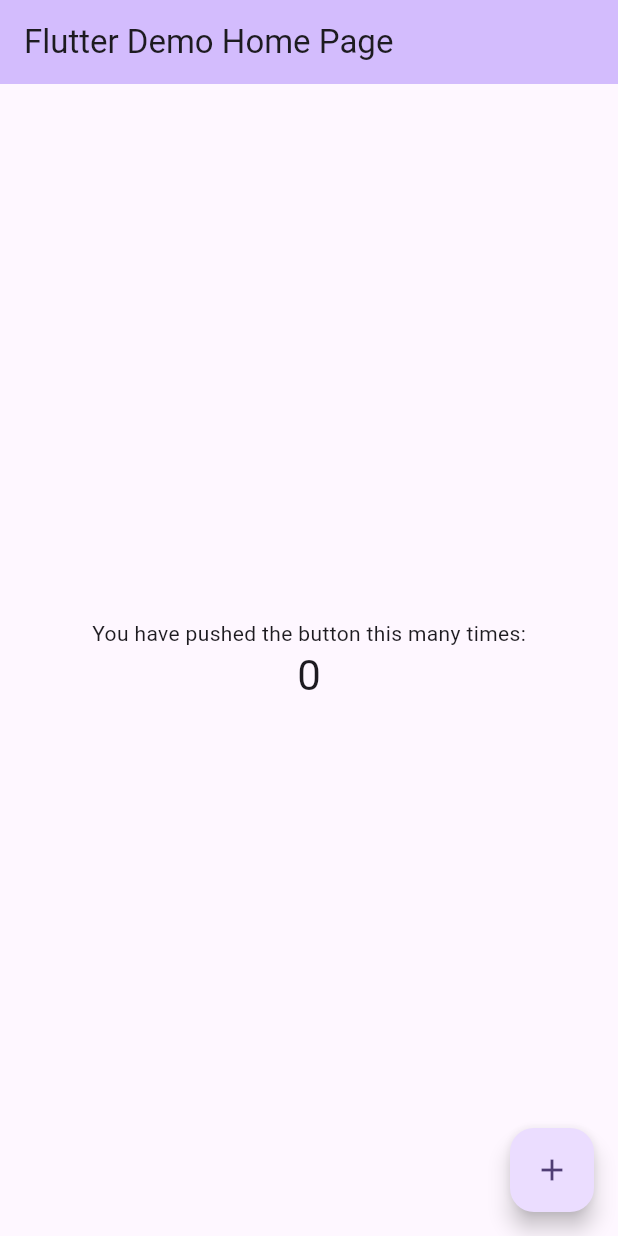
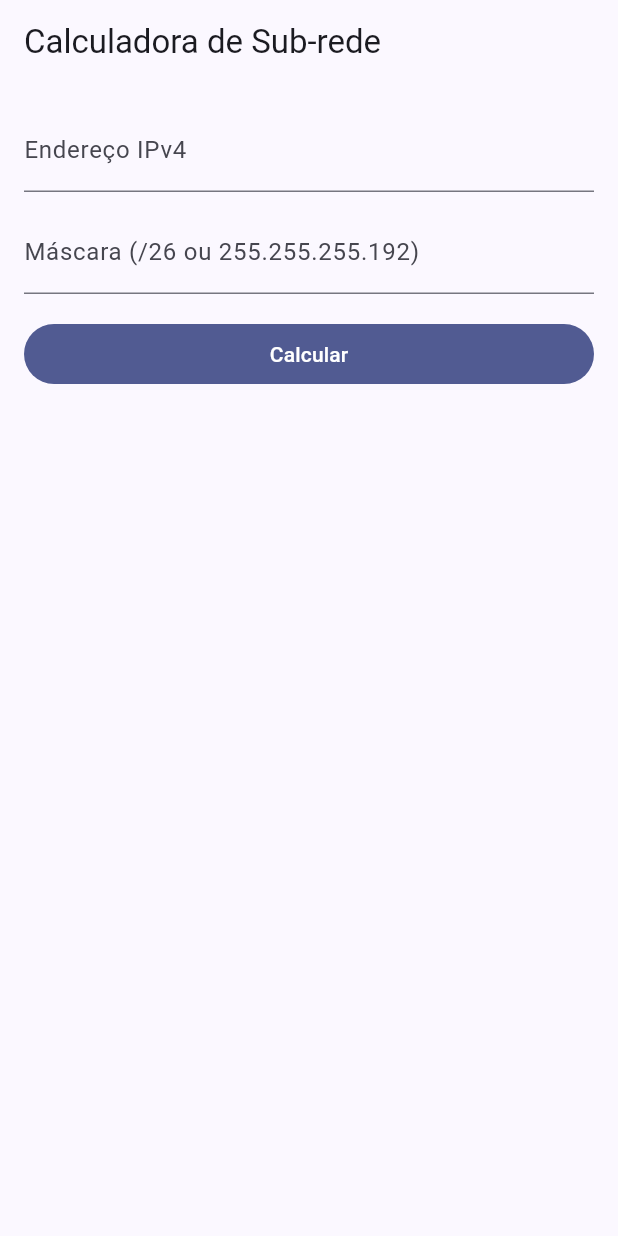
Before and after one commit to gu1lhermeromao/univali-hands_on_work_viii, a Flutter app: the screen it shows after launch, on a phone screen of 412 x 824 dp. Run offline on Flutter 3.47's test engine with Material 3 defaults, Android fonts, the phone set to English and light mode, and no system bars.

Commit message:
feat: RF05 - tela minima da calculadora
Co-Authored-By: Claude Sonnet 5.5 <noreply@anthropic.com>
Claude-Session: https://claude.ai/code/session_01CtgBjbjr3MGmbWUL6gCEAT

```diff
--- a/lib/main.dart
+++ b/lib/main.dart
@@ -1,121 +1,101 @@
 import 'package:flutter/material.dart';
 
-void main() {
-  runApp(const MyApp());
-}
+import 'subnet_calculator.dart';
 
-class MyApp extends StatelessWidget {
-  const MyApp({super.key});
+void main() => runApp(const CalculadoraApp());
 
-  // This widget is the root of your application.
+class CalculadoraApp extends StatelessWidget {
+  const CalculadoraApp({super.key});
+
   @override
   Widget build(BuildContext context) {
     return MaterialApp(
-      title: 'Flutter Demo',
-      theme: ThemeData(
-        // This is the theme of your application.
-        //
-        // TRY THIS: Try running your application with "flutter run". You'll see
-        // the application has a purple toolbar. Then, without quitting the app,
-        // try changing the seedColor in the colorScheme below to Colors.green
-        // and then invoke "hot reload" (save your changes or press the "hot
-        // reload" button in a Flutter-supported IDE, or press "r" if you used
-        // the command line to start the app).
-        //
-        // Notice that the counter didn't reset back to zero; the application
-        // state is not lost during the reload. To reset the state, use hot
-        // restart instead.
-        //
-        // This works for code too, not just values: Most code changes can be
-        // tested with just a hot reload.
-        colorScheme: .fromSeed(seedColor: Colors.deepPurple),
-      ),
-      home: const MyHomePage(title: 'Flutter Demo Home Page'),
+      title: 'Calculadora de Sub-rede',
+      theme: ThemeData(colorSchemeSeed: Colors.indigo, useMaterial3: true),
+      home: const CalculadoraPage(),
     );
   }
 }
 
-class MyHomePage extends StatefulWidget {
-  const MyHomePage({super.key, required this.title});
-
-  // This widget is the home page of your application. It is stateful, meaning
-  // that it has a State object (defined below) that contains fields that affect
-  // how it looks.
-
-  // This class is the configuration for the state. It holds the values (in this
-  // case the title) provided by the parent (in this case the App widget) and
-  // used by the build method of the State. Fields in a Widget subclass are
-  // always marked "final".
-
-  final String title;
+class CalculadoraPage extends StatefulWidget {
+  const CalculadoraPage({super.key});
 
   @override
-  State<MyHomePage> createState() => _MyHomePageState();
+  State<CalculadoraPage> createState() => _CalculadoraPageState();
 }
 
-class _MyHomePageState extends State<MyHomePage> {
-  int _counter = 0;
+class _CalculadoraPageState extends State<CalculadoraPage> {
+  final _ip = TextEditingController();
+  final _mask = TextEditingController();
+  SubnetResult? _result;
+  String? _error;
 
-  void _incrementCounter() {
-    setState(() {
-      // This call to setState tells the Flutter framework that something has
-      // changed in this State, which causes it to rerun the build method below
-      // so that the display can reflect the updated values. If we changed
-      // _counter without calling setState(), then the build method would not be
-      // called again, and so nothing would appear to happen.
-      _counter++;
-    });
+  void _calcular() {
+    try {
+      final r = calculateSubnet(_ip.text, _mask.text);
+      setState(() {
+        _result = r;
+        _error = null;
+      });
+    } on FormatException catch (e) {
+      setState(() {
+        _result = null;
+        _error = e.message;
+      });
+    }
+  }
+
+  @override
+  void dispose() {
+    _ip.dispose();
+    _mask.dispose();
+    super.dispose();
   }
 
   @override
   Widget build(BuildContext context) {
-    // This method is rerun every time setState is called, for instance as done
-    // by the _incrementCounter method above.
-    //
-    // The Flutter framework has been optimized to make rerunning build methods
-    // fast, so that you can just rebuild anything that needs updating rather
-    // than having to individually change instances of widgets.
+    final r = _result;
     return Scaffold(
-      appBar: AppBar(
-        // TRY THIS: Try changing the color here to a specific color (to
-        // Colors.amber, perhaps?) and trigger a hot reload to see the AppBar
-        // change color while the other colors stay the same.
-        backgroundColor: Theme.of(context).colorScheme.inversePrimary,
-        // Here we take the value from the MyHomePage object that was created by
-        // the App.build method, and use it to set our appbar title.
-        title: Text(widget.title),
-      ),
-      body: Center(
-        // Center is a layout widget. It takes a single child and positions it
-        // in the middle of the parent.
-        child: Column(
-          // Column is also a layout widget. It takes a list of children and
-          // arranges them vertically. By default, it sizes itself to fit its
-          // children horizontally, and tries to be as tall as its parent.
-          //
-          // Column has various properties to control how it sizes itself and
-          // how it positions its children. Here we use mainAxisAlignment to
-          // center the children vertically; the main axis here is the vertical
-          // axis because Columns are vertical (the cross axis would be
-          // horizontal).
-          //
-          // TRY THIS: Invoke "debug painting" (choose the "Toggle Debug Paint"
-          // action in the IDE, or press "p" in the console), to see the
-          // wireframe for each widget.
-          mainAxisAlignment: .center,
-          children: [
-            const Text('You have pushed the button this many times:'),
-            Text(
-              '$_counter',
-              style: Theme.of(context).textTheme.headlineMedium,
+      appBar: AppBar(title: const Text('Calculadora de Sub-rede')),
+      body: ListView(
+        padding: const EdgeInsets.all(16),
+        children: [
+          TextField(
+            key: const Key('ip'),
+            controller: _ip,
+            keyboardType: TextInputType.number,
+            decoration: const InputDecoration(
+              labelText: 'Endereço IPv4',
+              hintText: '192.168.10.37',
             ),
+          ),
+          const SizedBox(height: 12),
+          TextField(
+            key: const Key('mask'),
+            controller: _mask,
+            keyboardType: TextInputType.number,
+            decoration: const InputDecoration(
+              labelText: 'Máscara (/26 ou 255.255.255.192)',
+            ),
+          ),
+          const SizedBox(height: 16),
+          FilledButton(
+            key: const Key('calcular'),
+            onPressed: _calcular,
+            child: const Text('Calcular'),
+          ),
+          const SizedBox(height: 16),
+          if (_error != null)
+            Text(_error!, style: const TextStyle(color: Colors.red)),
+          if (r != null) ...[
+            Text('Máscara: ${r.mask} (/${r.prefix})'),
+            Text('Endereço de rede: ${r.network}'),
+            Text('Broadcast: ${r.broadcast}'),
+            Text('Primeiro host: ${r.firstHost}'),
+            Text('Último host: ${r.lastHost}'),
+            Text('Hosts utilizáveis: ${r.usableHosts}'),
           ],
-        ),
-      ),
-      floatingActionButton: FloatingActionButton(
-        onPressed: _incrementCounter,
-        tooltip: 'Increment',
-        child: const Icon(Icons.add),
+        ],
       ),
     );
   }
```
